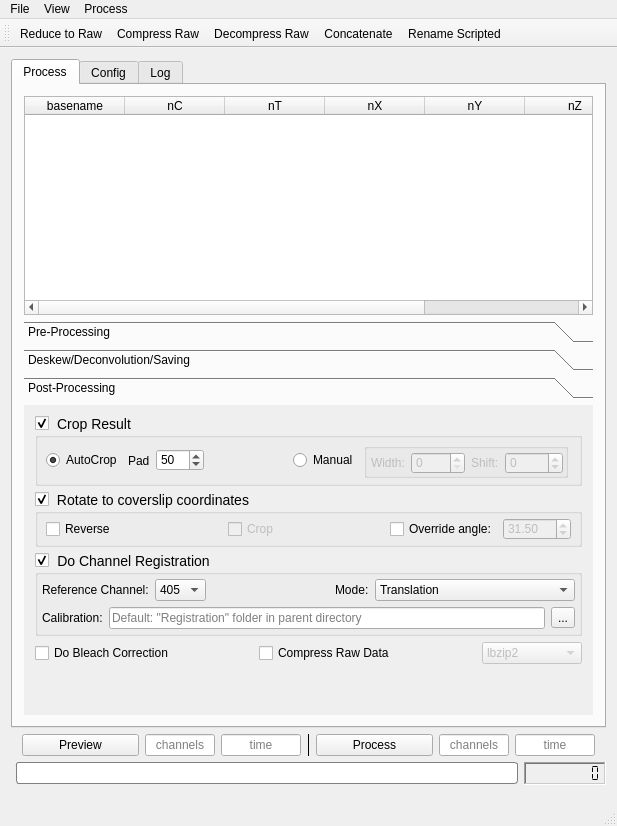
This is llspy/gui/main_gui.ui in tlambert03/LLSpy as Qt 5 draws it before an edit. The edited form follows.
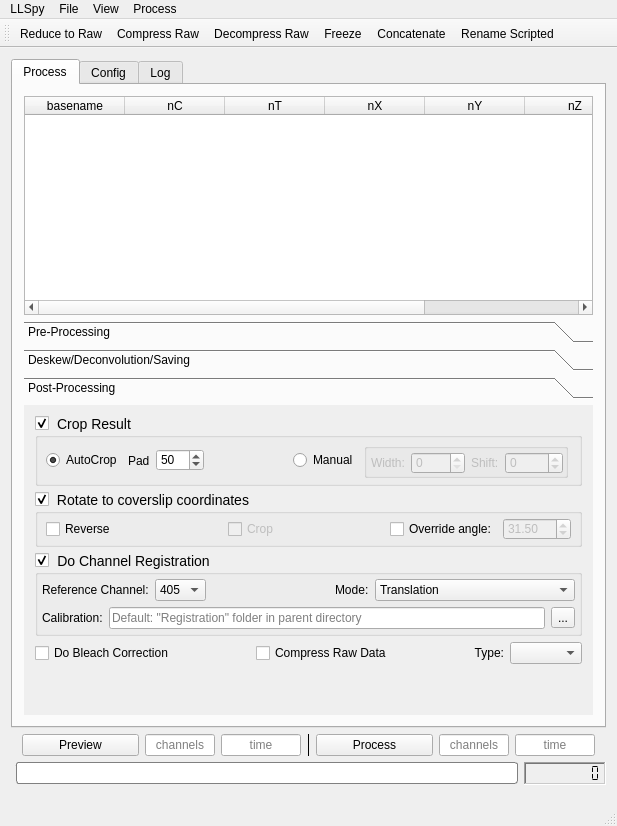
This is the edited form. The open tabs and pages were chosen to show the change.

Commit message: add compression type, confirm on quit, bugOptOut...

Diff of the .ui file:
```diff
--- a/llspy/gui/main_gui.ui
+++ b/llspy/gui/main_gui.ui
@@ -1144,7 +1144,7 @@
             <rect>
              <x>0</x>
              <y>0</y>
-             <width>547</width>
+             <width>534</width>
              <height>299</height>
             </rect>
            </property>
@@ -1756,6 +1756,19 @@
                 </property>
                </widget>
               </item>
+              <item>
+               <spacer name="horizontalSpacer_2">
+                <property name="orientation">
+                 <enum>Qt::Horizontal</enum>
+                </property>
+                <property name="sizeHint" stdset="0">
+                 <size>
+                  <width>40</width>
+                  <height>20</height>
+                 </size>
+                </property>
+               </spacer>
+              </item>
               <item>
                <widget class="QCheckBox" name="compressRawCheckBox">
                 <property name="toolTip">
@@ -1768,9 +1781,32 @@
                </widget>
               </item>
               <item>
-               <widget class="QComboBox" name="comboBox">
+               <spacer name="horizontalSpacer_3">
+                <property name="orientation">
+                 <enum>Qt::Horizontal</enum>
+                </property>
+                <property name="sizeHint" stdset="0">
+                 <size>
+                  <width>40</width>
+                  <height>20</height>
+                 </size>
+                </property>
+               </spacer>
+              </item>
+              <item>
+               <widget class="QLabel" name="label">
+                <property name="text">
+                 <string>Type:</string>
+                </property>
+                <property name="alignment">
+                 <set>Qt::AlignRight|Qt::AlignTrailing|Qt::AlignVCenter</set>
+                </property>
+               </widget>
+              </item>
+              <item>
+               <widget class="QComboBox" name="compressTypeCombo">
                 <property name="enabled">
-                 <bool>false</bool>
+                 <bool>true</bool>
                 </property>
                 <property name="minimumSize">
                  <size>
@@ -1788,18 +1824,8 @@
                  <bool>false</bool>
                 </property>
                 <property name="currentIndex">
-                 <number>0</number>
+                 <number>-1</number>
                 </property>
-                <item>
-                 <property name="text">
-                  <string>lbzip2</string>
-                 </property>
-                </item>
-                <item>
-                 <property name="text">
-                  <string>pigz</string>
-                 </property>
-                </item>
                </widget>
               </item>
              </layout>
@@ -2513,6 +2539,14 @@
     <addaction name="actionAbort"/>
     <addaction name="separator"/>
    </widget>
+   <widget class="QMenu" name="menuLLSpy">
+    <property name="title">
+     <string>LLSpy</string>
+    </property>
+    <addaction name="actionAbout_LLSpy"/>
+    <addaction name="actionHelp"/>
+   </widget>
+   <addaction name="menuLLSpy"/>
    <addaction name="menuFile"/>
    <addaction name="menuView"/>
    <addaction name="menuProcess"/>
@@ -2530,6 +2564,7 @@
    <addaction name="actionReduce_to_Raw"/>
    <addaction name="actionCompress_Folder"/>
    <addaction name="actionDecompress_Folder"/>
+   <addaction name="actionFreeze"/>
    <addaction name="actionConcatenate"/>
    <addaction name="actionRename_Scripted"/>
   </widget>
@@ -2650,6 +2685,21 @@
     <string>Ctrl+Shift+W</string>
    </property>
   </action>
+  <action name="actionAbout_LLSpy">
+   <property name="text">
+    <string>About LLSpy</string>
+   </property>
+  </action>
+  <action name="actionFreeze">
+   <property name="text">
+    <string>Freeze</string>
+   </property>
+  </action>
+  <action name="actionHelp">
+   <property name="text">
+    <string>Help</string>
+   </property>
+  </action>
  </widget>
  <layoutdefault spacing="6" margin="11"/>
  <resources/>
```
Left out of the diff: 262 changed lines with no effect on the pictures. The commit also changes 1 other file.
